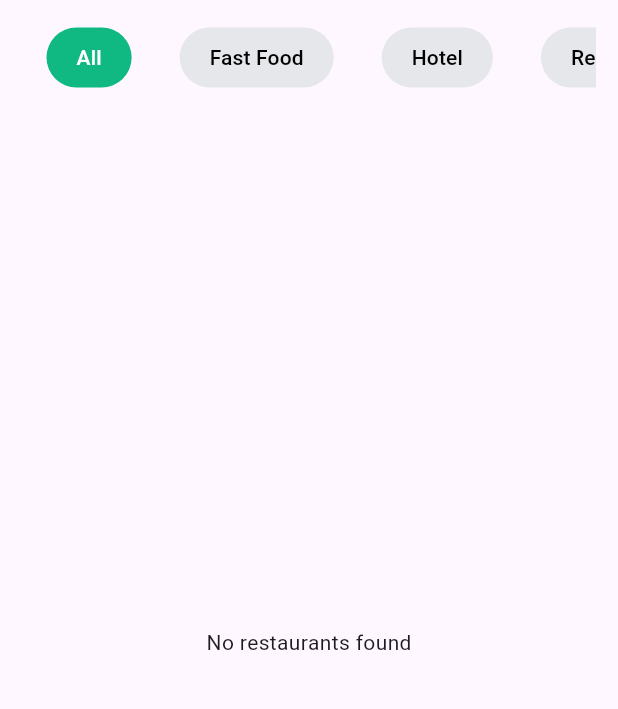
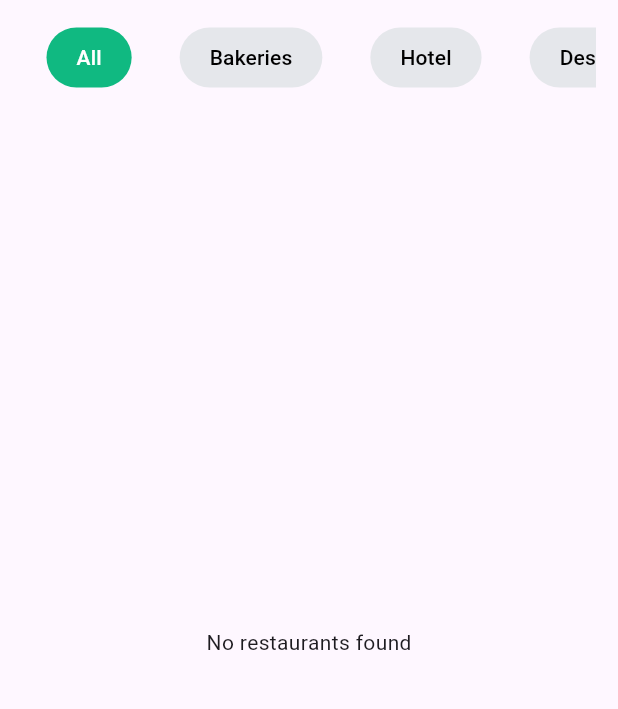
Before and after one commit to Faridaessam1/eco, a Flutter app: the RestaurantsTab screen opened by its route, on a phone screen of 412 x 824 dp, the part 61-770 px from its top. Run offline on Flutter 3.47's test engine with Material 3 defaults, Android fonts, the light colour scheme and no system bars; our stand-ins replace animated_custom_dropdown, bot_toast, cloud_firestore, firebase_auth, firebase_core, flutter_dotenv and 5 more; missing offline and left inert: multi_payment_gateway; accounts and stored records are empty; generated files the repository leaves out were written again.

Commit message:
*update tab bar

```diff
--- a/lib/core/FirebaseServices/firebas_firestore_customer.dart
+++ b/lib/core/FirebaseServices/firebas_firestore_customer.dart
@@ -88,13 +88,11 @@ abstract class FireBaseFirestoreServicesCustomer {
 
   static List<RestaurantCardData> filterRestaurantsByCategory(int selectedIndex, List<RestaurantCardData> restaurantsData) {
     switch (selectedIndex) {
-      case 1: // Fast Food tab
-        return restaurantsData.where((restaurant) => restaurant.restaurantCategory.contains('Fast Food')).toList();
+      case 1: // Bakeries tab
+        return restaurantsData.where((restaurant) => restaurant.restaurantCategory.contains('Bakeries')).toList();
       case 2: // Hotel tab
         return restaurantsData.where((restaurant) => restaurant.restaurantCategory.contains('Hotel')).toList();
-      case 3: // Restaurants tab
-        return restaurantsData.where((restaurant) => restaurant.restaurantCategory.contains('Restaurants')).toList();
-      case 4: // Desserts tab
+      case 3: // Desserts tab
         return restaurantsData.where((restaurant) => restaurant.restaurantCategory.contains('Desserts')).toList();
       default: // All tab
         return restaurantsData;
--- a/lib/ui/customer/restaurantsTab/restaurants_tab.dart
+++ b/lib/ui/customer/restaurantsTab/restaurants_tab.dart
@@ -22,9 +22,8 @@ class _RestaurantsTabState extends State<RestaurantsTab> {
   late Future<List<RestaurantCardData>> futureRestaurantsData;
   List<String> tabNames = [
     "All",
-    "Fast Food",
+    "Bakeries",
     "Hotel",
-    "Restaurants",
     "Desserts",
   ];
   List<RestaurantCardData> restaurantsData = [];
```
